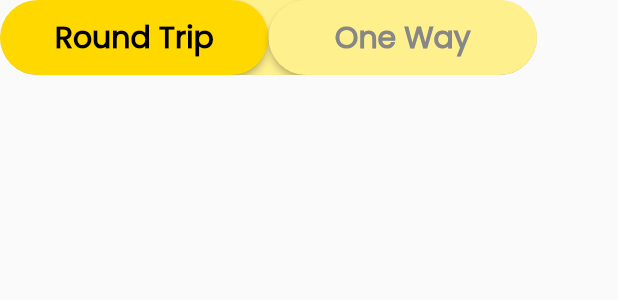
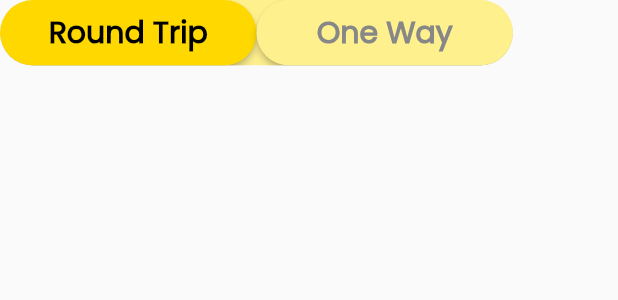
Before and after one commit to TahaHosseinpour/Booking, a Flutter app: the TwoButton widget shown alone on an empty page, opened directly, on a phone screen of 412 x 824 dp. Shown: the top 300 px of the screen. Run offline on Flutter 3.47's test engine with Material 2 defaults, Android fonts, the phone set to English and light mode, and no system bars; our stand-ins replace dotted_line, dropdown_search, flutter_svg.

Commit message:
responsive some of elements of search_page.dart

```diff
--- a/lib/Search Page/two_button.dart
+++ b/lib/Search Page/two_button.dart
@@ -24,6 +24,9 @@ class _TwoButtonState extends State<TwoButton> {
   }
   @override
   Widget build(BuildContext context) {
+    final screenHeight = MediaQuery.of(context).size.height;
+    final screenWidth = MediaQuery.of(context).size.width;
+
     return Container(
 
       // decoration: BoxDecoration(
@@ -33,14 +36,14 @@ class _TwoButtonState extends State<TwoButton> {
 
         borderRadius: BorderRadius.circular(40),
         child: Container(
-          width: 358,
-          height: 50,
+          width: screenWidth * 0.83,
+          height: screenHeight * 0.053,
             color: yellow2,
           child: Row(
             children: [
               Container(
-                width: 179,
-                height: 50,
+                width: screenWidth * 0.415,
+                height: screenHeight * 0.053,
                 child: ElevatedButton(
                   onPressed: () {
                     if(!leftButtonIsActive){
@@ -67,8 +70,8 @@ class _TwoButtonState extends State<TwoButton> {
                 ),
               ),
               Container(
-                width: 179,
-                height: 50,
+                width: screenWidth * 0.415,
+                height: screenHeight * 0.053,
                 child: ElevatedButton(
                   onPressed: () {
                     if(!rightButtonIsActive){
```
Also changed, not shown: lib/Search Page/search_page.dart (+22 -45 lines), pubspec.lock.
